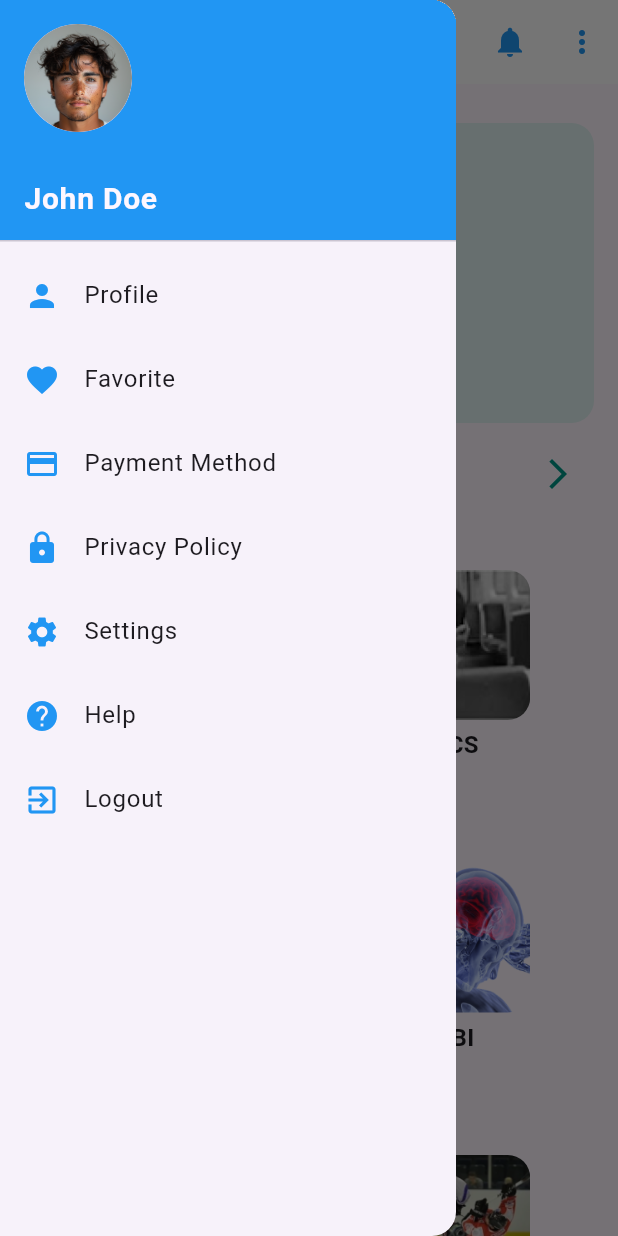
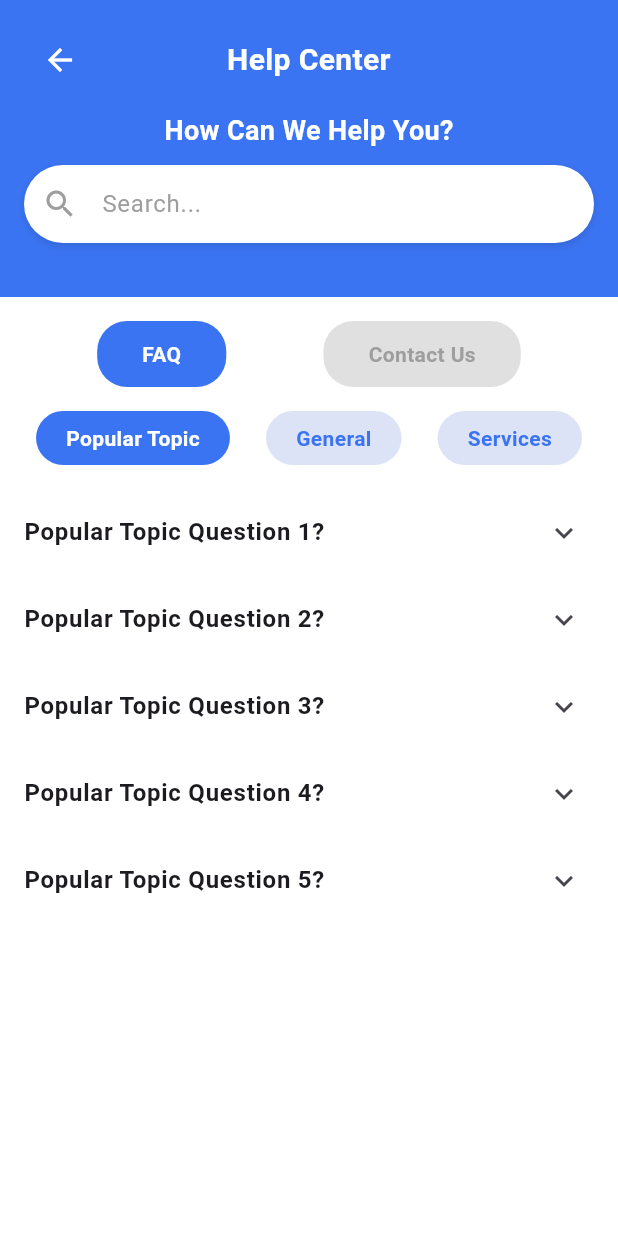
Before and after one commit to Nabingrg8848/GLIA-Connect, a Flutter app: the MainActivity screen opened directly, after a tap on the "menu" icon, after a tap on "Help", on a phone screen of 412 x 824 dp. Run offline on Flutter 3.47's test engine with Material 3 defaults, Android fonts, the phone set to English and light mode, and no system bars; our stand-ins replace image_picker, video_player.

Commit message:
commit on 13 september

```diff
--- /dev/null
+++ b/lib/HelpCenter.dart
@@ -0,0 +1,233 @@
+import 'package:flutter/material.dart';
+
+void main() {
+  runApp(MyApp());
+}
+
+class MyApp extends StatelessWidget {
+  @override
+  Widget build(BuildContext context) {
+    return MaterialApp(
+      home: HelpCenterScreen(),
+      debugShowCheckedModeBanner: false, // Hide the debug banner
+    );
+  }
+}
+
+class HelpCenterScreen extends StatefulWidget {
+  @override
+  _HelpCenterScreenState createState() => _HelpCenterScreenState();
+}
+
+class _HelpCenterScreenState extends State<HelpCenterScreen> {
+  bool isFaqSelected = true;
+  String selectedTab = 'Popular Topic';
+
+  @override
+  Widget build(BuildContext context) {
+    return Scaffold(
+      backgroundColor: Colors.white,
+      body: Column(
+        children: [
+          Container(
+            color: Color(0xFF3B74F2), // Match the blue color
+            child: Padding(
+              padding: const EdgeInsets.all(16.0),
+              child: Column(
+                children: [
+                  Row(
+                    children: [
+                      IconButton(
+                        icon: Icon(Icons.arrow_back, color: Colors.white),
+                        onPressed: () {
+                          Navigator.pop(context); // Back button functionality
+                        },
+                      ),
+                      Expanded(
+                        child: Text(
+                          'Help Center',
+                          style: TextStyle(color: Colors.white, fontWeight: FontWeight.bold, fontSize: 20),
+                          textAlign: TextAlign.center,
+                        ),
+                      ),
+                      SizedBox(width: 48), // Space to balance the row
+                    ],
+                  ),
+                  SizedBox(height: 10),
+                  Text(
+                    'How Can We Help You?',
+                    style: TextStyle(fontSize: 18, fontWeight: FontWeight.bold, color: Colors.white),
+                  ),
+                  SizedBox(height: 10),
+                  Container(
+                    decoration: BoxDecoration(
+                      color: Colors.white,
+                      borderRadius: BorderRadius.circular(30.0),
+                      boxShadow: [
+                        BoxShadow(
+                          color: Colors.black12,
+                          blurRadius: 4,
+                          offset: Offset(0, 2),
+                        ),
+                      ],
+                    ),
+                    child: TextField(
+                      decoration: InputDecoration(
+                        hintText: 'Search...',
+                        hintStyle: TextStyle(color: Colors.grey),
+                        prefixIcon: Icon(Icons.search, color: Colors.grey),
+                        border: InputBorder.none,
+                        contentPadding: EdgeInsets.symmetric(vertical: 14),
+                      ),
+                    ),
+                  ),
+                  SizedBox(height: 20), // Adjust for spacing
+                ],
+              ),
+            ),
+          ),
+          Padding( // Added padding here
+            padding: const EdgeInsets.only(top: 16.0), // Padding above the buttons
+            child: Container(
+              color: Colors.white,
+              child: Row(
+                mainAxisAlignment: MainAxisAlignment.spaceEvenly,
+                children: [
+                  GestureDetector(
+                    onTap: () {
+                      setState(() {
+                        isFaqSelected = true;
+                      });
+                    },
+                    child: Container(
+                      padding: EdgeInsets.symmetric(horizontal: 30, vertical: 12),
+                      decoration: BoxDecoration(
+                        color: isFaqSelected ? Color(0xFF3B74F2) : Colors.grey.shade300,
+                        borderRadius: BorderRadius.circular(20),
+                      ),
+                      child: Text(
+                        'FAQ',
+                        style: TextStyle(
+                          color: isFaqSelected ? Colors.white : Colors.grey,
+                          fontWeight: FontWeight.bold,
+                        ),
+                      ),
+                    ),
+                  ),
+                  GestureDetector(
+                    onTap: () {
+                      setState(() {
+                        isFaqSelected = false;
+                      });
+                    },
+                    child: Container(
+                      padding: EdgeInsets.symmetric(horizontal: 30, vertical: 12),
+                      decoration: BoxDecoration(
+                        color: !isFaqSelected ? Color(0xFF3B74F2) : Colors.grey.shade300,
+                        borderRadius: BorderRadius.circular(20),
+                      ),
+                      child: Text(
+                        'Contact Us',
+                        style: TextStyle(
+                          color: !isFaqSelected ? Colors.white : Colors.grey,
+                          fontWeight: FontWeight.bold,
+                        ),
+                      ),
+                    ),
+                  ),
+                ],
+              ),
+            ),
+          ),
+          if (isFaqSelected) ...[
+            Padding(
+              padding: const EdgeInsets.symmetric(vertical: 16.0),
+              child: Row(
+                mainAxisAlignment: MainAxisAlignment.spaceEvenly,
+                children: [
+                  _buildTabButton('Popular Topic'),
+                  _buildTabButton('General'),
+                  _buildTabButton('Services'),
+                ],
+              ),
+            ),
+          ],
+          Expanded(
+            child: isFaqSelected ? _buildFaqContent() : _buildContactUsContent(),
+          ),
+        ],
+      ),
+    );
+  }
+
+  Widget _buildFaqContent() {
+    return ListView.builder(
+      itemCount: 5,
+      itemBuilder: (context, index) {
+        return ExpansionTile(
+          title: Text('$selectedTab Question ${index + 1}?', style: TextStyle(fontWeight: FontWeight.bold)),
+          children: <Widget>[
+            Padding(
+              padding: const EdgeInsets.all(16.0),
+              child: Text(
+                '$selectedTab content for question ${index + 1}. Lorem ipsum dolor sit amet, consectetur adipiscing elit. Praesent pellentesque congue lorem, vel tincidunt tortor placerat a.',
+              ),
+            ),
+          ],
+        );
+      },
+    );
+  }
+
+  Widget _buildContactUsContent() {
+    return ListView(
+      children: [
+        _buildContactOption(Icons.headset, 'Customer Service'),
+        _buildContactOption(Icons.public, 'Website'),
+        _buildContactOption(Icons.chat, 'Whatsapp'),
+        _buildContactOption(Icons.facebook, 'Facebook'),
+        _buildContactOption(Icons.photo_camera, 'Instagram'),
+      ],
+    );
+  }
+
+  Widget _buildTabButton(String title) {
+    bool isSelected = selectedTab == title;
+    return GestureDetector(
+      onTap: () {
+        setState(() {
+          selectedTab = title;
+        });
+      },
+      child: Container(
+        padding: EdgeInsets.symmetric(horizontal: 20, vertical: 8),
+        decoration: BoxDecoration(
+          color: isSelected ? Color(0xFF3B74F2) : Color(0xFFDCE3F7),
+          borderRadius: BorderRadius.circular(20),
+        ),
+        child: Text(
+          title,
+          style: TextStyle(
+            color: isSelected ? Colors.white : Color(0xFF3B74F2),
+            fontWeight: FontWeight.bold,
+          ),
+        ),
+      ),
+    );
+  }
+
+  Widget _buildContactOption(IconData icon, String title) {
+    return ExpansionTile(
+      leading: Icon(icon, color: Color(0xFF3B74F2)),
+      title: Text(title, style: TextStyle(fontWeight: FontWeight.bold)),
+      children: <Widget>[
+        Padding(
+          padding: const EdgeInsets.all(16.0),
+          child: Text(
+            'Lorem ipsum dolor sit amet, consectetur adipiscing elit. Praesent pellentesque congue lorem.',
+          ),
+        ),
+      ],
+    );
+  }
+}
--- a/lib/MainActivity.dart
+++ b/lib/MainActivity.dart
@@ -1,9 +1,12 @@
 import 'package:flutter/material.dart';
-import 'ConcussionScreen.dart'; // Ensure these paths are correct
+import 'package:video_player/video_player.dart'; // Import video player package
+import 'ConcussionScreen.dart';
 import 'PTSDScreen.dart';
 import 'TBIScreen.dart';
 import 'QuizScreen.dart';
-import 'Profile.dart'; // Import Profile.dart
+import 'Profile.dart';
+import 'HelpCenter.dart';
+import 'LoginActivity.dart';
 
 void main() {
   runApp(MyApp());
@@ -18,7 +21,56 @@ class MyApp extends StatelessWidget {
   }
 }
 
-class MainActivity extends StatelessWidget {
+class MainActivity extends StatefulWidget {
+  @override
+  _MainActivityState createState() => _MainActivityState();
+}
+
+class _MainActivityState extends State<MainActivity> {
+  late VideoPlayerController _controller;
+  int _currentVideoIndex = 0;
+  final List<String> _videoPaths = [
+    'assets/video1.mp4', // Replace with the paths of your actual videos
+    'assets/video2.mp4',
+    'assets/video3.mp4',
+  ];
+
+  @override
+  void initState() {
+    super.initState();
+    _initializeVideoPlayer();
+  }
+
+  void _initializeVideoPlayer() {
+    _controller = VideoPlayerController.asset(_videoPaths[_currentVideoIndex])
+      ..initialize().then((_) {
+        setState(() {});
+        _controller.play(); // Auto-play the video once initialized
+      });
+  }
+
+  void _playNextVideo() {
+    setState(() {
+      _currentVideoIndex = (_currentVideoIndex + 1) % _videoPaths.length;
+      _controller.dispose();
+      _initializeVideoPlayer();
+    });
+  }
+
+  void _playPreviousVideo() {
+    setState(() {
+      _currentVideoIndex = (_currentVideoIndex - 1 + _videoPaths.length) % _videoPaths.length;
+      _controller.dispose();
+      _initializeVideoPlayer();
+    });
+  }
+
+  @override
+  void dispose() {
+    _controller.dispose();
+    super.dispose();
+  }
+
   @override
   Widget build(BuildContext context) {
     return Scaffold(
@@ -54,9 +106,10 @@ class MainActivity extends StatelessWidget {
           ),
         ],
       ),
-      drawer: CustomDrawer(), // Call the CustomDrawer class here
+      drawer: CustomDrawer(),
       body: SingleChildScrollView(
-        padding: EdgeInsets.all(16),
+        child: Padding(
+          padding: const EdgeInsets.all(16.0),
           child: Column(
             crossAxisAlignment: CrossAxisAlignment.center,
             children: [
@@ -72,29 +125,28 @@ class MainActivity extends StatelessWidget {
                       borderRadius: BorderRadius.circular(15),
                     ),
                   ),
-                Icon(
-                  Icons.play_arrow,
-                  color: Colors.teal,
-                  size: 100,
-                ),
+                  if (_controller.value.isInitialized)
+                    AspectRatio(
+                      aspectRatio: _controller.value.aspectRatio,
+                      child: VideoPlayer(_controller),
+                    )
+                  else
+                    Center(child: CircularProgressIndicator()), // Display a loading spinner if video isn't initialized
                 ],
               ),
+              VideoProgressIndicator(_controller, allowScrubbing: true),
               SizedBox(height: 10),
               Row(
                 mainAxisAlignment: MainAxisAlignment.center,
                 children: [
                   IconButton(
                     icon: Icon(Icons.arrow_back_ios, color: Colors.teal),
-                  onPressed: () {
-                    // Handle previous button press
-                  },
+                    onPressed: _playPreviousVideo, // Handle previous video
                   ),
                   Spacer(),
                   IconButton(
                     icon: Icon(Icons.arrow_forward_ios, color: Colors.teal),
-                  onPressed: () {
-                    // Handle next button press
-                  },
+                    onPressed: _playNextVideo, // Handle next video
                   ),
                 ],
               ),
@@ -103,17 +155,17 @@ class MainActivity extends StatelessWidget {
                 mainAxisAlignment: MainAxisAlignment.center,
                 children: [
                   CircleAvatar(
-                  backgroundColor: Colors.teal,
+                    backgroundColor: _currentVideoIndex == 0 ? Colors.teal : Colors.grey,
                     radius: 5,
                   ),
                   SizedBox(width: 5),
                   CircleAvatar(
-                  backgroundColor: Colors.grey,
+                    backgroundColor: _currentVideoIndex == 1 ? Colors.teal : Colors.grey,
                     radius: 5,
                   ),
                   SizedBox(width: 5),
                   CircleAvatar(
-                  backgroundColor: Colors.grey,
+                    backgroundColor: _currentVideoIndex == 2 ? Colors.teal : Colors.grey,
                     radius: 5,
                   ),
                 ],
@@ -124,6 +176,7 @@ class MainActivity extends StatelessWidget {
                 crossAxisCount: 2,
                 crossAxisSpacing: 10,
                 mainAxisSpacing: 10,
+                physics: NeverScrollableScrollPhysics(),
                 children: [
                   _buildGridItem(context, 'assets/concussion.png', 'Concussion'),
                   _buildGridItem(context, 'assets/pcs.png', 'PCS'),
@@ -136,6 +189,7 @@ class MainActivity extends StatelessWidget {
             ],
           ),
         ),
+      ),
     );
   }
 
@@ -145,22 +199,22 @@ class MainActivity extends StatelessWidget {
         if (title == 'Concussion') {
           Navigator.push(
             context,
-            MaterialPageRoute(builder: (context) => ConcussionScreen(userType: 'user')), // Change userType accordingly
+            MaterialPageRoute(builder: (context) => ConcussionScreen(userType: 'user')),
           );
         } else if (title == 'PTSD') {
           Navigator.push(
             context,
-            MaterialPageRoute(builder: (context) => PTSDScreen()), // Navigate to PTSDScreen
+            MaterialPageRoute(builder: (context) => PTSDScreen()),
           );
         } else if (title == 'TBI') {
           Navigator.push(
             context,
-            MaterialPageRoute(builder: (context) => TBIScreen()), // Navigate to TBIScreen
+            MaterialPageRoute(builder: (context) => TBIScreen()),
           );
         } else if (title == 'Quiz') {
           Navigator.push(
             context,
-            MaterialPageRoute(builder: (context) => QuizScreen()), // Navigate to QuizScreen
+            MaterialPageRoute(builder: (context) => QuizScreen()),
           );
         }
       },
@@ -188,7 +242,6 @@ class MainActivity extends StatelessWidget {
   }
 }
 
-// This is the CustomDrawer class
 class CustomDrawer extends StatelessWidget {
   @override
   Widget build(BuildContext context) {
@@ -200,7 +253,7 @@ class CustomDrawer extends StatelessWidget {
             accountName: Text('John Doe', style: TextStyle(fontSize: 20, fontWeight: FontWeight.bold)),
             accountEmail: null,
             currentAccountPicture: CircleAvatar(
-              backgroundImage: AssetImage('assets/profile_pic.png'), // Replace with your image asset
+              backgroundImage: AssetImage('assets/profile_pic.png'),
             ),
             decoration: BoxDecoration(
               color: Colors.blue,
@@ -212,7 +265,7 @@ class CustomDrawer extends StatelessWidget {
             onTap: () {
               Navigator.push(
                 context,
-                MaterialPageRoute(builder: (context) => ProfilePage()), // Navigate to ProfilePage
+                MaterialPageRoute(builder: (context) => ProfilePage()),
               );
             },
           ),
@@ -248,18 +301,114 @@ class CustomDrawer extends StatelessWidget {
             leading: Icon(Icons.help, color: Colors.blue),
             title: Text('Help'),
             onTap: () {
-              // Handle Help tap
+              Navigator.push(
+                context,
+                MaterialPageRoute(builder: (context) => HelpCenterScreen()),
+              );
             },
           ),
           ListTile(
             leading: Icon(Icons.exit_to_app, color: Colors.blue),
             title: Text('Logout'),
             onTap: () {
-              // Handle Logout tap
+              _showLogoutDialog(context);
             },
           ),
         ],
       ),
     );
   }
+
+  void _showLogoutDialog(BuildContext context) {
+    showModalBottomSheet(
+      context: context,
+      shape: RoundedRectangleBorder(
+        borderRadius: BorderRadius.only(
+          topLeft: Radius.circular(25.0),
+          topRight: Radius.circular(25.0),
+        ),
+      ),
+      backgroundColor: Colors.white,
+      builder: (BuildContext context) {
+        return Container(
+          padding: EdgeInsets.all(20),
+          decoration: BoxDecoration(
+            borderRadius: BorderRadius.only(
+              topLeft: Radius.circular(25.0),
+              topRight: Radius.circular(25.0),
+            ),
+            color: Color(0xFFE0ECFF),
+          ),
+          child: Column(
+            mainAxisSize: MainAxisSize.min,
+            children: [
+              Text(
+                'Logout',
+                style: TextStyle(
+                  fontSize: 24,
+                  fontWeight: FontWeight.bold,
+                  color: Color(0xFF1B4C8C),
+                ),
+              ),
+              SizedBox(height: 10),
+              Text(
+                'Are you sure you want to log out?',
+                style: TextStyle(
+                  fontSize: 16,
+                  color: Colors.black54,
+                ),
+              ),
+              SizedBox(height: 20),
+              Row(
+                mainAxisAlignment: MainAxisAlignment.spaceEvenly,
+                children: [
+                  TextButton(
+                    style: TextButton.styleFrom(
+                      backgroundColor: Color(0xFFDCE5FF),
+                      padding: EdgeInsets.symmetric(horizontal: 30, vertical: 12),
+                      shape: RoundedRectangleBorder(
+                        borderRadius: BorderRadius.circular(10.0),
+                      ),
+                    ),
+                    onPressed: () {
+                      Navigator.of(context).pop();
+                    },
+                    child: Text(
+                      'Cancel',
+                      style: TextStyle(
+                        fontSize: 18,
+                        color: Colors.blue,
+                      ),
+                    ),
+                  ),
+                  ElevatedButton(
+                    style: ElevatedButton.styleFrom(
+                      backgroundColor: Color(0xFF007AFF),
+                      padding: EdgeInsets.symmetric(horizontal: 30, vertical: 12),
+                      shape: RoundedRectangleBorder(
+                        borderRadius: BorderRadius.circular(10.0),
+                      ),
+                    ),
+                    onPressed: () {
+                      Navigator.of(context).pushReplacement(
+                        MaterialPageRoute(builder: (context) => LoginActivity()),
+                      );
+                    },
+                    child: Text(
+                      'Yes, Logout',
+                      style: TextStyle(
+                        fontSize: 18,
+                        color: Colors.white,
+                      ),
+                    ),
+                  ),
+                ],
+              ),
+              SizedBox(height: 10),
+            ],
+          ),
+        );
+      },
+    );
   }
+}
--- a/pubspec.yaml
+++ b/pubspec.yaml
@@ -33,8 +33,8 @@ dependencies:
 
   flutter:
     sdk: flutter
-  http: ^0.13.5
   image_picker: ^0.8.4+4
+  video_player: ^2.2.19
 
 
   # The following adds the Cupertino Icons font to your application.
@@ -115,3 +115,6 @@ flutter:
     - assets/brain_image.png
     - assets/line_graph.png
     - assets/profile_pic.png
+    - assets/video1.mp4
+    - assets/video2.mp4
+    - assets/video3.mp4
```
Also changed, not shown: pubspec.lock, 4 other files. Lines whose indentation alone changed are shown as unchanged.
